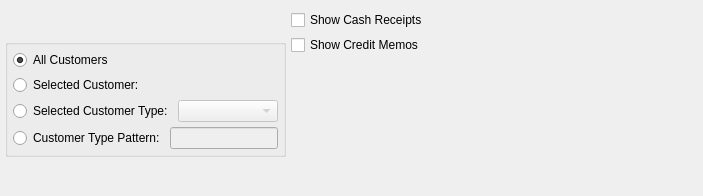
Above: guiclient/displays/dspARApplications.ui from knowhow/xtuple before the change. Below: the same form after it.
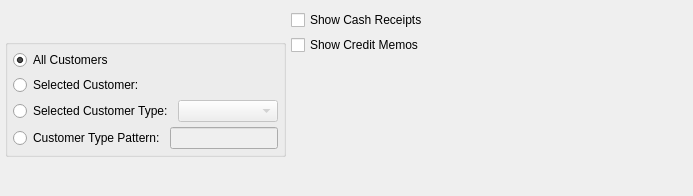
That is the form after the change. Custom widgets are drawn as their Qt base class.

Patch:
```diff
--- a/guiclient/displays/dspARApplications.ui
+++ b/guiclient/displays/dspARApplications.ui
@@ -13,7 +13,7 @@
    <rect>
     <x>0</x>
     <y>0</y>
-    <width>703</width>
+    <width>693</width>
     <height>196</height>
    </rect>
   </property>
```
Left out of the diff: 5 changed lines with no effect on the pictures.
